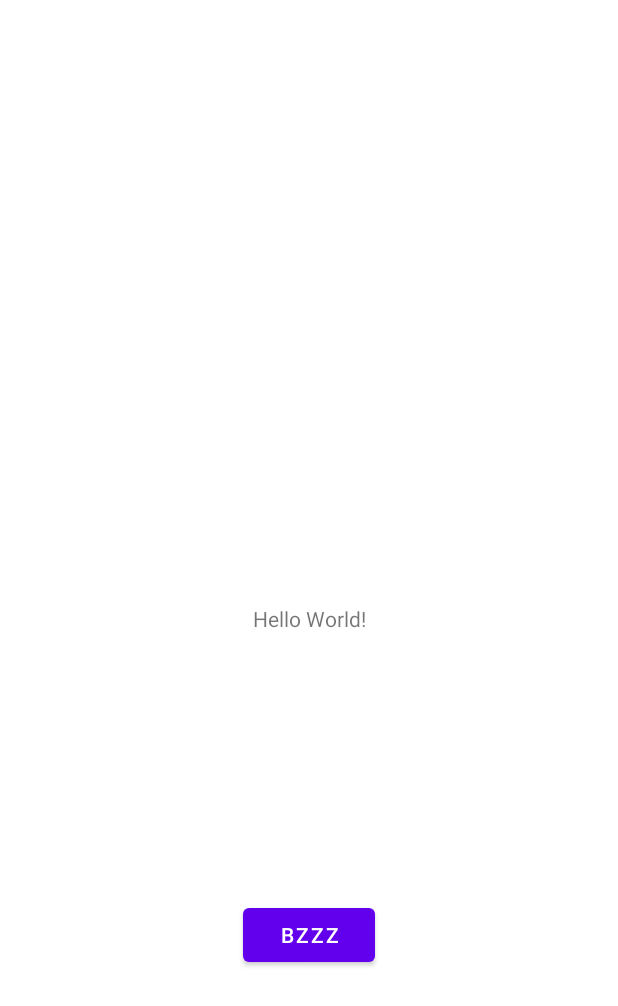
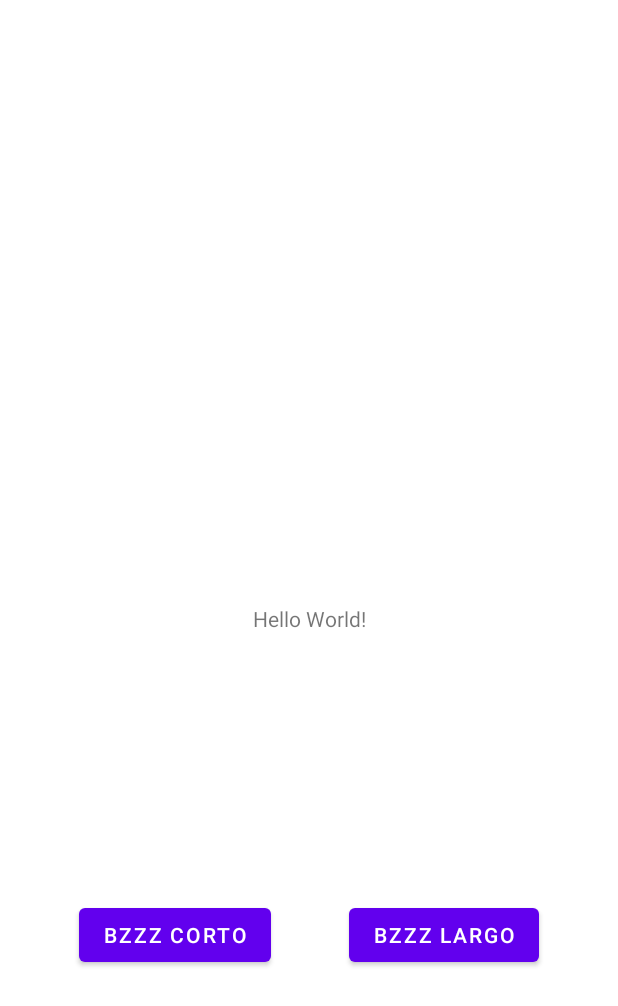
Before and after one commit to stradicat/taptovibrate, an Android app: the layout activity_main.xml on its own in the app's theme, with its tools: preview values and no code run, on a phone screen of 412 x 824 dp. Shown: the top 1006 px of the screen. Run offline under Robolectric (Android 15) with nearby library versions, the phone set to English and light mode, and no system bars.

Commit message:
Added extra button, refactored to Long and Short vibrations

```diff
--- a/app/src/main/res/layout/activity_main.xml
+++ b/app/src/main/res/layout/activity_main.xml
@@ -1,9 +1,9 @@
 <?xml version="1.0" encoding="utf-8"?>
-<layout>
+<layout xmlns:android="http://schemas.android.com/apk/res/android"
+    xmlns:app="http://schemas.android.com/apk/res-auto"
+    xmlns:tools="http://schemas.android.com/tools">
 
-    <androidx.constraintlayout.widget.ConstraintLayout xmlns:android="http://schemas.android.com/apk/res/android"
-        xmlns:app="http://schemas.android.com/apk/res-auto"
-        xmlns:tools="http://schemas.android.com/tools"
+    <androidx.constraintlayout.widget.ConstraintLayout
         android:layout_width="match_parent"
         android:layout_height="match_parent"
         tools:context=".MainActivity">
@@ -19,13 +19,25 @@
             app:layout_constraintTop_toTopOf="parent" />
 
         <Button
-            android:id="@+id/button"
+            android:id="@+id/button_short"
             android:layout_width="wrap_content"
             android:layout_height="wrap_content"
-            android:text="BZZZ"
+            android:text="BZZZ corto"
             app:layout_constraintBottom_toBottomOf="parent"
-            app:layout_constraintEnd_toEndOf="parent"
+            app:layout_constraintEnd_toStartOf="@+id/button_long"
+            app:layout_constraintHorizontal_bias="0.5"
             app:layout_constraintStart_toStartOf="parent"
             app:layout_constraintTop_toBottomOf="@+id/textView" />
+
+        <Button
+            android:id="@+id/button_long"
+            android:layout_width="wrap_content"
+            android:layout_height="wrap_content"
+            android:text="BZZZ largo"
+            app:layout_constraintBottom_toBottomOf="@+id/button_short"
+            app:layout_constraintEnd_toEndOf="parent"
+            app:layout_constraintHorizontal_bias="0.5"
+            app:layout_constraintStart_toEndOf="@+id/button_short"
+            app:layout_constraintTop_toTopOf="@+id/button_short" />
     </androidx.constraintlayout.widget.ConstraintLayout>
 </layout>
```
Also changed, not shown: app/src/main/java/dev/dmayr/taptovibrate/MainActivity.kt (+14 -3 lines).
